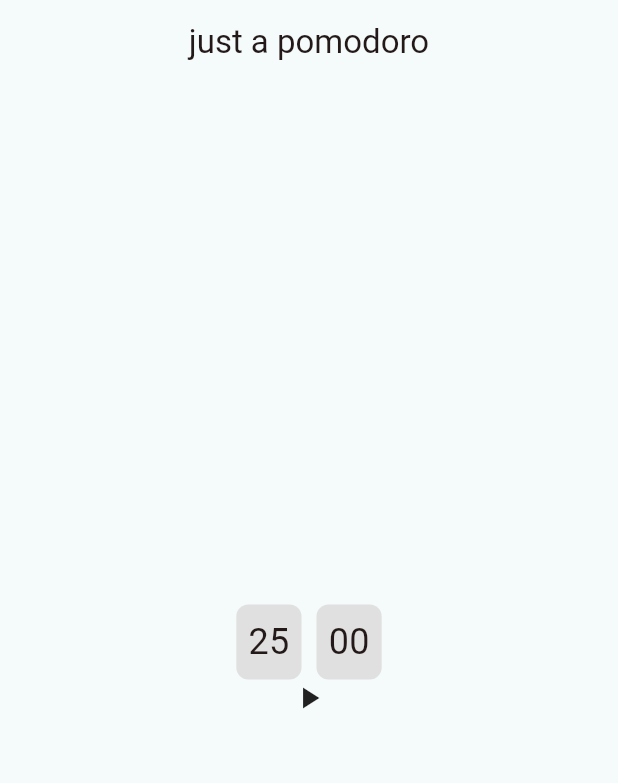
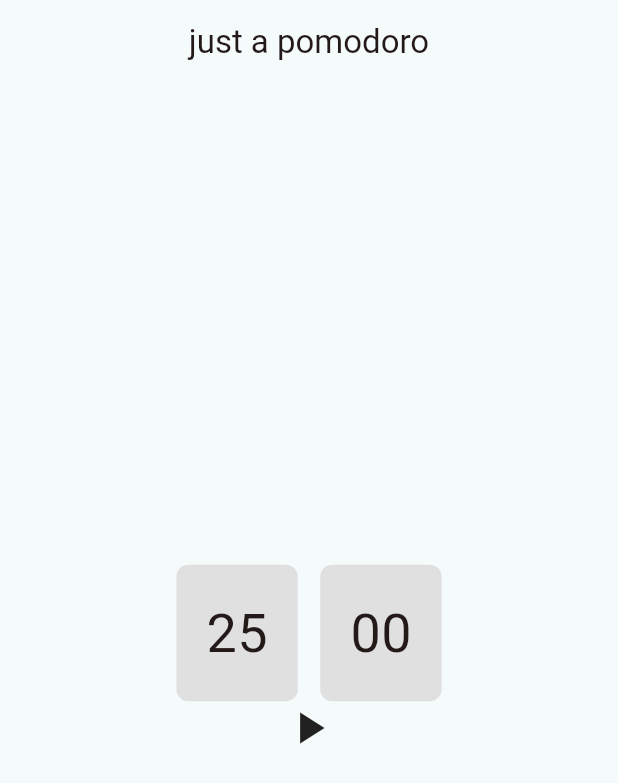
Before and after one commit to HypnosCicero/just_a_pomodoro, a Flutter app: the screen it shows after launch, on a phone screen of 412 x 824 dp. Shown: the top 783 px of the screen. Run offline on Flutter 3.47's test engine with Material 3 defaults, Android fonts, the phone set to English and light mode, and no system bars; missing offline and left inert: dart:ffi.

Commit message:
refactor(main):change some widget size.

```diff
--- a/lib/main.dart
+++ b/lib/main.dart
@@ -107,22 +107,22 @@ class _ClockBlockState extends State<ClockBlock> {
           mainAxisAlignment: MainAxisAlignment.center,
           children: [
             ClockWidget(value: _minutes),
-            SizedBox(width: 10),
+            SizedBox(width: 15),
+            //The area in the middle of the Clock widget
+            //the size can control by code
             ClockWidget(value: _seconds)
           ]
         ),
-        Center(
-          child: GestureDetector(
+          GestureDetector(
             onTap: _togglePlayPause,
             child: AnimatedSwitcher(
               duration: Duration(milliseconds: 300),
               transitionBuilder: (Widget child, Animation<double> animation) {
                 return ScaleTransition(scale: animation, child: child);
               },
-              child: _isSelected? Icon(Icons.pause) : Icon(Icons.play_arrow),
+              child: _isSelected? Icon(size:36, Icons.pause) : Icon(size:36, Icons.play_arrow),
             ),
           )
-        ),
       ],
     );
   }
@@ -138,14 +138,14 @@ class ClockWidget extends StatelessWidget {
   @override
   Widget build(BuildContext context) {
     return Container(
-      padding: EdgeInsets.all(8),
+      padding: EdgeInsets.all(20),
       decoration: BoxDecoration(
         color: Colors.grey[300],
         borderRadius: BorderRadius.circular(8)
       ),
       child: Text(
         value.toString().padLeft(2, '0'),
-        style: TextStyle(fontSize: 24),
+        style: TextStyle(fontSize:36),
       )
     );
   }
```
